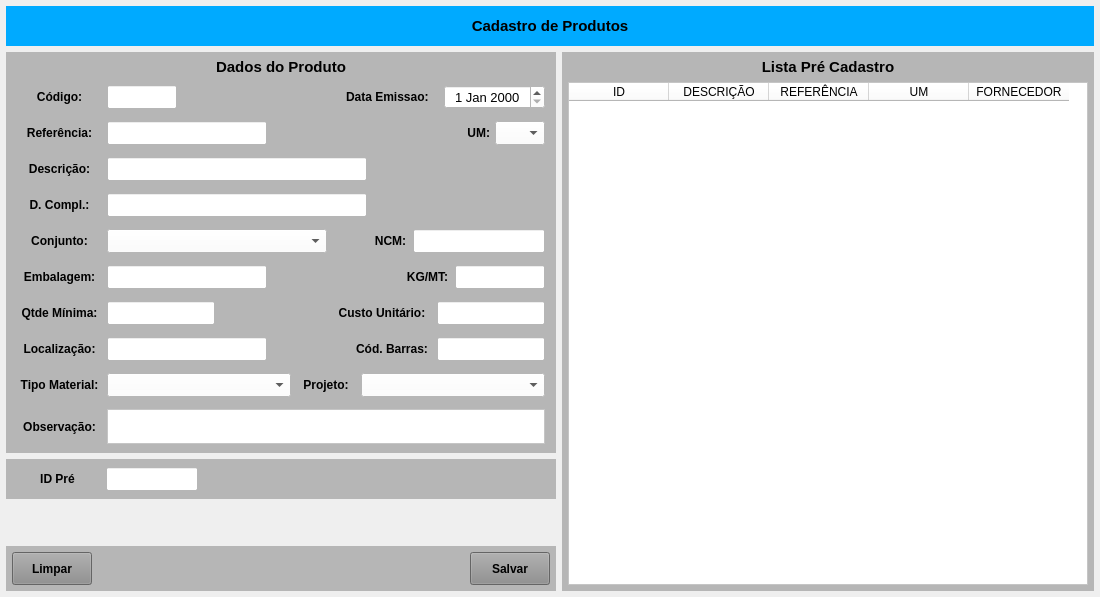
Qt form forms/tela_prod_incluir.ui (Azevedo84/erp_suzuki) before a commit.
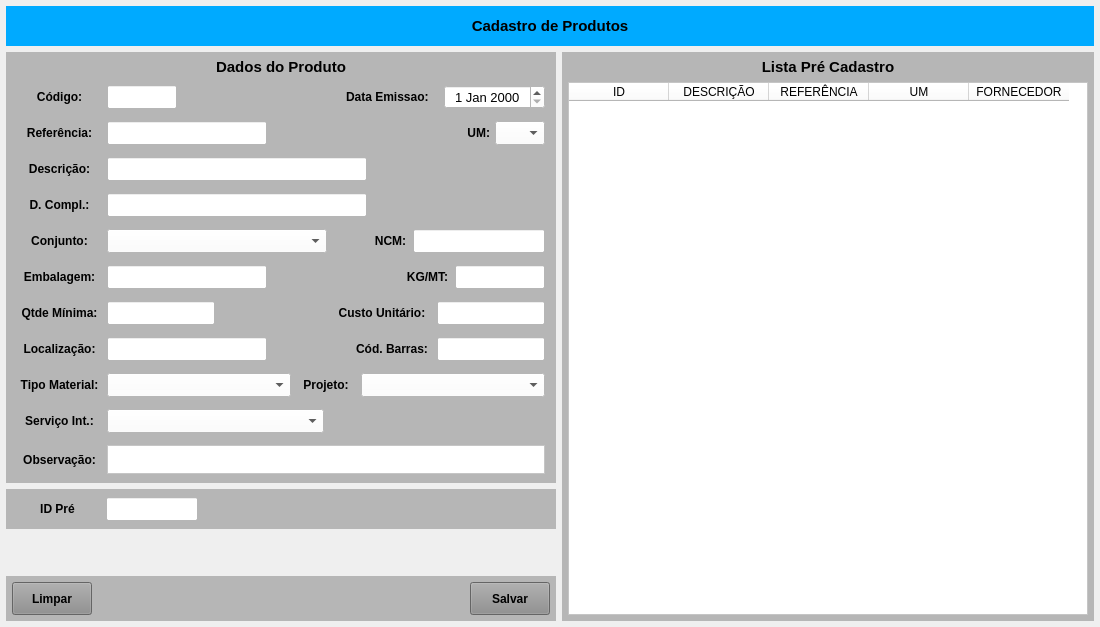
The same form after that commit.

```diff
--- a/forms/tela_prod_incluir.ui
+++ b/forms/tela_prod_incluir.ui
@@ -7,7 +7,7 @@
     <x>0</x>
     <y>0</y>
     <width>1100</width>
-    <height>597</height>
+    <height>627</height>
    </rect>
   </property>
   <property name="windowTitle">
@@ -145,7 +145,7 @@
             <property name="minimumSize">
              <size>
               <width>0</width>
-              <height>400</height>
+              <height>430</height>
              </size>
             </property>
             <property name="maximumSize">
@@ -1703,6 +1703,109 @@
                </layout>
               </widget>
              </item>
+             <item>
+              <widget class="QWidget" name="widget_43" native="true">
+               <property name="minimumSize">
+                <size>
+                 <width>0</width>
+                 <height>30</height>
+                </size>
+               </property>
+               <property name="maximumSize">
+                <size>
+                 <width>16777215</width>
+                 <height>30</height>
+                </size>
+               </property>
+               <property name="styleSheet">
+                <string notr="true"/>
+               </property>
+               <layout class="QHBoxLayout" name="horizontalLayout_35">
+                <property name="spacing">
+                 <number>5</number>
+                </property>
+                <property name="leftMargin">
+                 <number>5</number>
+                </property>
+                <property name="topMargin">
+                 <number>3</number>
+                </property>
+                <property name="rightMargin">
+                 <number>5</number>
+                </property>
+                <property name="bottomMargin">
+                 <number>3</number>
+                </property>
+                <item>
+                 <widget class="QLabel" name="label_81">
+                  <property name="minimumSize">
+                   <size>
+                    <width>85</width>
+                    <height>0</height>
+                   </size>
+                  </property>
+                  <property name="maximumSize">
+                   <size>
+                    <width>85</width>
+                    <height>16777215</height>
+                   </size>
+                  </property>
+                  <property name="font">
+                   <font>
+                    <pointsize>9</pointsize>
+                    <weight>75</weight>
+                    <bold>true</bold>
+                   </font>
+                  </property>
+                  <property name="text">
+                   <string>Serviço Int.:</string>
+                  </property>
+                  <property name="alignment">
+                   <set>Qt::AlignCenter</set>
+                  </property>
+                 </widget>
+                </item>
+                <item>
+                 <widget class="QComboBox" name="combo_Servico_Interno">
+                  <property name="sizePolicy">
+                   <sizepolicy hsizetype="Preferred" vsizetype="Preferred">
+                    <horstretch>0</horstretch>
+                    <verstretch>0</verstretch>
+                   </sizepolicy>
+                  </property>
+                  <property name="minimumSize">
+                   <size>
+                    <width>100</width>
+                    <height>0</height>
+                   </size>
+                  </property>
+                  <property name="maximumSize">
+                   <size>
+                    <width>16777215</width>
+                    <height>16777215</height>
+                   </size>
+                  </property>
+                  <property name="font">
+                   <font>
+                    <pointsize>9</pointsize>
+                   </font>
+                  </property>
+                  <property name="styleSheet">
+                   <string notr="true">background-color: rgb(255, 255, 255);
+text-align: center;</string>
+                  </property>
+                 </widget>
+                </item>
+                <item>
+                 <widget class="QLabel" name="label_12">
+                  <property name="text">
+                   <string/>
+                  </property>
+                 </widget>
+                </item>
+               </layout>
+              </widget>
+             </item>
              <item>
               <widget class="QWidget" name="widget_39" native="true">
                <property name="minimumSize">
```
Left out of the diff: 5 changed lines with no effect on the pictures.
